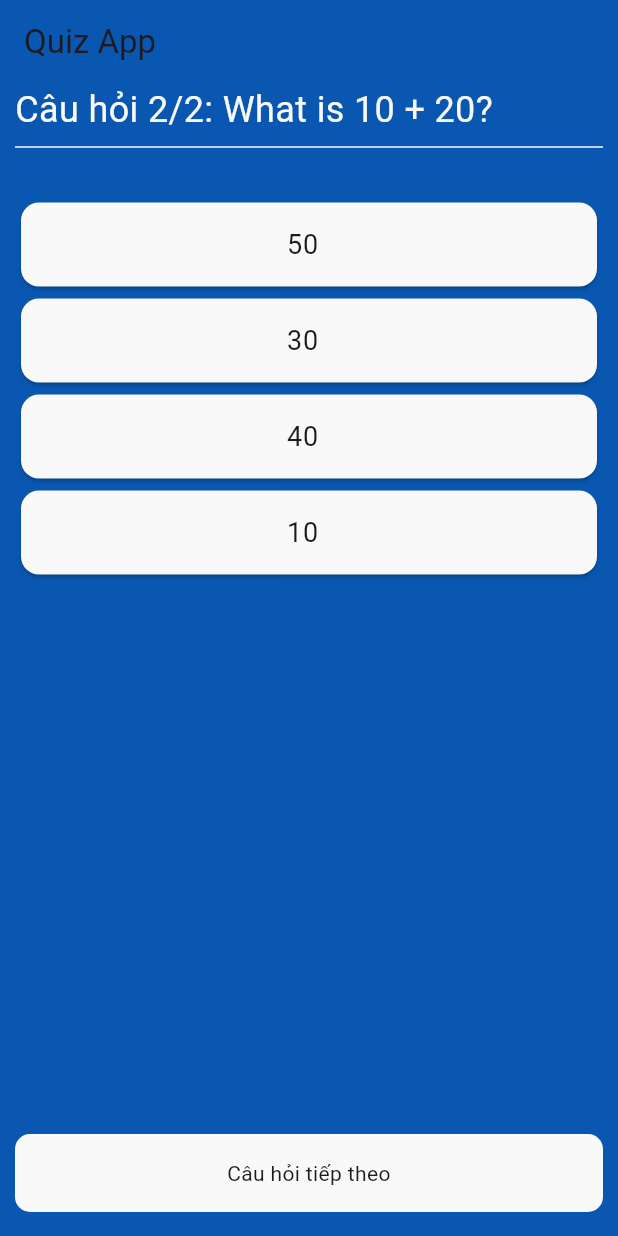
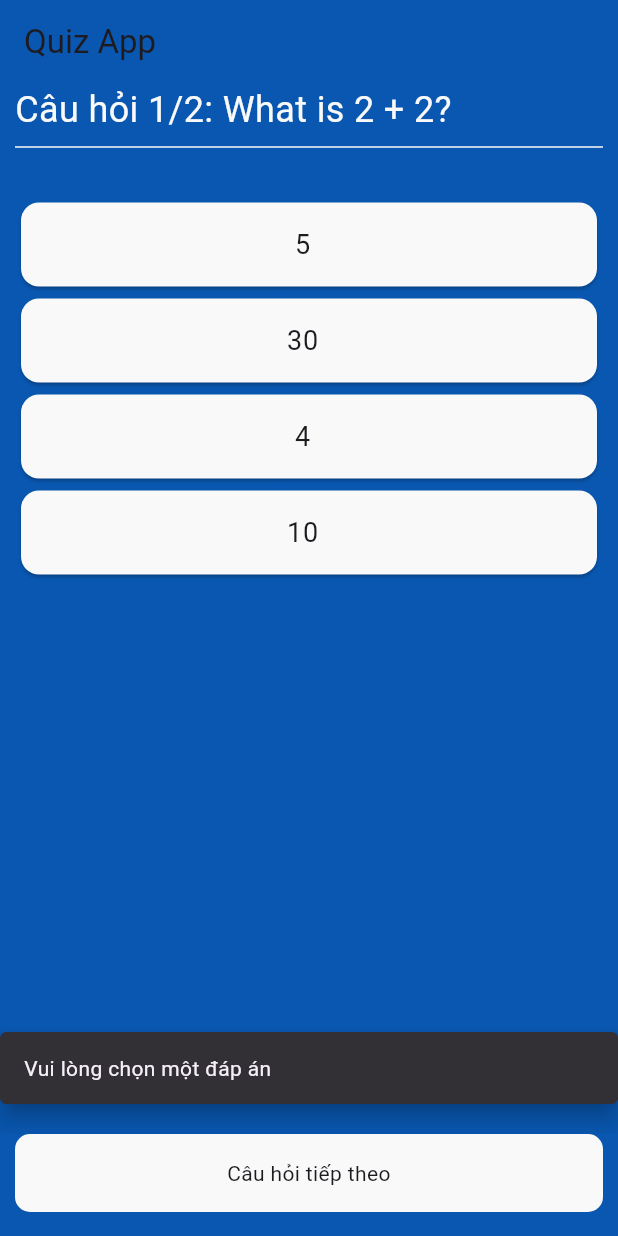
Before and after one commit to dacbac2702/simplequiz_app, a Flutter app: the screen it shows after launch, after a tap on "Câu hỏi tiếp theo", on a phone screen of 412 x 824 dp. Run offline on Flutter 3.47's test engine with Material 3 defaults, Android fonts, the light colour scheme and no system bars.

Commit message:
Update home_screen.dart

```diff
--- a/lib/screens/home_screen.dart
+++ b/lib/screens/home_screen.dart
@@ -37,10 +37,18 @@
     if (index == _questions.length - 1) {
       return;
     } else {
-      setState(() {
-        index++; // When the index will change to 1. rebuild the app.
-        isPressed = false;
-      });
+      if (isPressed) {
+        setState(() {
+          index++; // When the index will change to 1. rebuild the app.
+          isPressed = false;
+        });
+      } else {
+        ScaffoldMessenger.of(context).showSnackBar(const SnackBar(
+          content: Text('Vui lòng chọn một đáp án'),
+          behavior: SnackBarBehavior.floating,
+          margin: EdgeInsets.symmetric(vertical: 20.0),
+        ));
+      }
     }
   }
 
```
